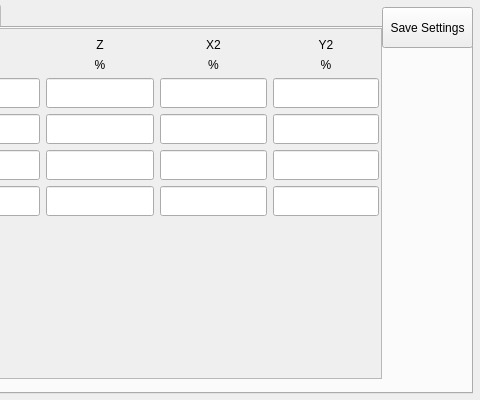
Old version of the form hcinstruction/icsimpleteachpage.ui in the repository dongdong-2009/3-5AxisRobot; both pictures show x 316 to 796 and y 0 to 400 of the 796 by 400 pixel window.
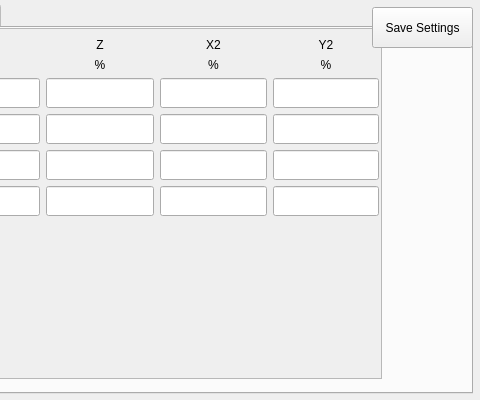
New version of the form. The open tabs and pages were chosen to show the change. Icons and pictures are not drawn. Custom widgets are drawn as their Qt base class.

```diff
--- a/hcinstruction/icsimpleteachpage.ui
+++ b/hcinstruction/icsimpleteachpage.ui
@@ -2057,9 +2057,9 @@
   <widget class="QPushButton" name="pushButton_5">
    <property name="geometry">
     <rect>
-     <x>698</x>
+     <x>688</x>
      <y>7</y>
-     <width>91</width>
+     <width>101</width>
      <height>41</height>
     </rect>
    </property>
```
Left out of the diff: 122 changed lines with no effect on the pictures.
